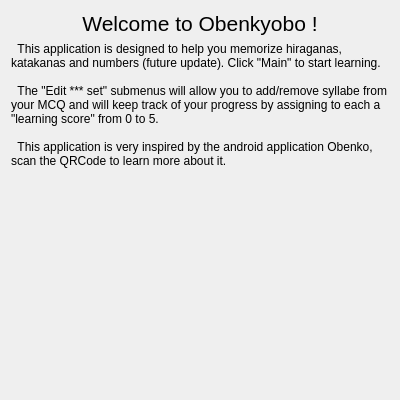
Old version of the form Src/widgetwelcome.ui in the repository Aryetis/Obenkyobo.
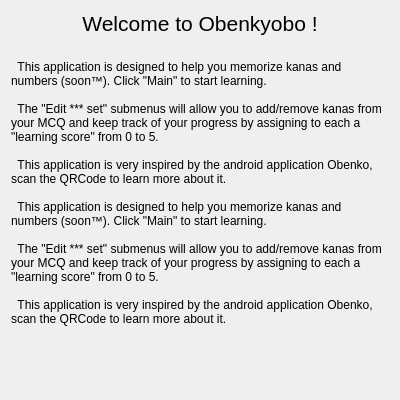
New version of the form. Icons and pictures are not drawn.

```diff
--- a/Src/widgetwelcome.ui
+++ b/Src/widgetwelcome.ui
@@ -19,7 +19,15 @@
   <property name="windowTitle">
    <string>Form</string>
   </property>
-  <layout class="QVBoxLayout" name="verticalLayout_2" stretch="1,3,5">
+  <layout class="QVBoxLayout" name="verticalLayout_2" stretch="0,0,0">
+   <property name="bottomMargin">
+    <number>0</number>
+   </property>
+   <item>
+    <layout class="QHBoxLayout" name="WelcomeTitleLayout">
+     <property name="topMargin">
+      <number>0</number>
+     </property>
    <item>
     <widget class="QLabel" name="WelcomeTitle">
      <property name="font">
@@ -37,12 +45,31 @@
      </property>
     </widget>
    </item>
+    </layout>
+   </item>
+   <item>
+    <layout class="QHBoxLayout" name="WelcomeTextLayout">
+     <property name="topMargin">
+      <number>0</number>
+     </property>
    <item>
     <widget class="QLabel" name="WelcomeText">
+       <property name="sizePolicy">
+        <sizepolicy hsizetype="Expanding" vsizetype="Expanding">
+         <horstretch>0</horstretch>
+         <verstretch>0</verstretch>
+        </sizepolicy>
+       </property>
      <property name="text">
-      <string>  This application is designed to help you memorize hiraganas, katakanas and numbers (future update). Click &quot;Main&quot; to start learning.
+        <string>  This application is designed to help you memorize kanas and numbers (soon™). Click &quot;Main&quot; to start learning.
 
-  The &quot;Edit *** set&quot; submenus will allow you to add/remove syllabe from your MCQ and will keep track of your progress by assigning to each a &quot;learning score&quot; from 0 to 5.
+  The &quot;Edit *** set&quot; submenus will allow you to add/remove kanas from your MCQ and keep track of your progress by assigning to each a &quot;learning score&quot; from 0 to 5.
+
+  This application is very inspired by the android application Obenko, scan the QRCode to learn more about it.
+
+  This application is designed to help you memorize kanas and numbers (soon™). Click &quot;Main&quot; to start learning.
+
+  The &quot;Edit *** set&quot; submenus will allow you to add/remove kanas from your MCQ and keep track of your progress by assigning to each a &quot;learning score&quot; from 0 to 5.
 
   This application is very inspired by the android application Obenko, scan the QRCode to learn more about it.</string>
      </property>
@@ -51,93 +78,58 @@
      </property>
     </widget>
    </item>
-   <item>
-    <layout class="QHBoxLayout" name="horizontalLayout_2" stretch="1,1,1">
-     <property name="spacing">
-      <number>5</number>
-     </property>
-     <property name="leftMargin">
-      <number>10</number>
-     </property>
-     <property name="topMargin">
-      <number>10</number>
-     </property>
-     <property name="rightMargin">
-      <number>10</number>
-     </property>
-     <property name="bottomMargin">
-      <number>10</number>
-     </property>
-     <item>
-      <spacer name="horizontalSpacer">
-       <property name="orientation">
-        <enum>Qt::Horizontal</enum>
-       </property>
-       <property name="sizeType">
-        <enum>QSizePolicy::Preferred</enum>
-       </property>
-       <property name="sizeHint" stdset="0">
-        <size>
-         <width>40</width>
-         <height>20</height>
-        </size>
-       </property>
-      </spacer>
+    </layout>
      </item>
      <item>
-      <layout class="QVBoxLayout" name="verticalLayout_3" stretch="1,1,1">
+    <layout class="QHBoxLayout" name="horizontalLayout_2" stretch="2">
        <property name="spacing">
-        <number>5</number>
+      <number>0</number>
        </property>
        <property name="leftMargin">
-        <number>10</number>
+      <number>0</number>
        </property>
        <property name="topMargin">
-        <number>10</number>
+      <number>0</number>
        </property>
        <property name="rightMargin">
-        <number>10</number>
+      <number>0</number>
        </property>
        <property name="bottomMargin">
-        <number>10</number>
-       </property>
-       <item>
-        <spacer name="verticalSpacer">
-         <property name="orientation">
-          <enum>Qt::Vertical</enum>
-         </property>
-         <property name="sizeType">
-          <enum>QSizePolicy::Preferred</enum>
-         </property>
-         <property name="sizeHint" stdset="0">
-          <size>
-           <width>20</width>
-           <height>40</height>
-          </size>
-         </property>
-        </spacer>
-       </item>
+      <number>0</number>
+     </property>
        <item>
         <widget class="QLabel" name="QrCode">
          <property name="enabled">
           <bool>true</bool>
          </property>
          <property name="sizePolicy">
-          <sizepolicy hsizetype="Expanding" vsizetype="Expanding">
+        <sizepolicy hsizetype="Preferred" vsizetype="Preferred">
            <horstretch>0</horstretch>
-           <verstretch>0</verstretch>
+         <verstretch>10</verstretch>
           </sizepolicy>
          </property>
          <property name="minimumSize">
           <size>
+         <width>50</width>
+         <height>50</height>
+        </size>
+       </property>
+       <property name="maximumSize">
+        <size>
            <width>200</width>
            <height>200</height>
           </size>
          </property>
-         <property name="maximumSize">
+       <property name="sizeIncrement">
           <size>
-           <width>16777215</width>
-           <height>16777215</height>
+         <width>10</width>
+         <height>10</height>
+        </size>
+       </property>
+       <property name="baseSize">
+        <size>
+         <width>0</width>
+         <height>0</height>
           </size>
          </property>
          <property name="frameShape">
@@ -152,6 +144,9 @@
          <property name="scaledContents">
           <bool>true</bool>
          </property>
+       <property name="alignment">
+        <set>Qt::AlignCenter</set>
+       </property>
          <property name="wordWrap">
           <bool>false</bool>
          </property>
@@ -163,40 +158,6 @@
          </property>
         </widget>
        </item>
-       <item>
-        <spacer name="verticalSpacer_2">
-         <property name="orientation">
-          <enum>Qt::Vertical</enum>
-         </property>
-         <property name="sizeType">
-          <enum>QSizePolicy::Preferred</enum>
-         </property>
-         <property name="sizeHint" stdset="0">
-          <size>
-           <width>20</width>
-           <height>40</height>
-          </size>
-         </property>
-        </spacer>
-       </item>
-      </layout>
-     </item>
-     <item>
-      <spacer name="horizontalSpacer_2">
-       <property name="orientation">
-        <enum>Qt::Horizontal</enum>
-       </property>
-       <property name="sizeType">
-        <enum>QSizePolicy::Preferred</enum>
-       </property>
-       <property name="sizeHint" stdset="0">
-        <size>
-         <width>40</width>
-         <height>20</height>
-        </size>
-       </property>
-      </spacer>
-     </item>
     </layout>
    </item>
   </layout>
```
Left out of the diff: 10 changed lines with no effect on the pictures. Lines whose indentation alone changed are shown as unchanged.
